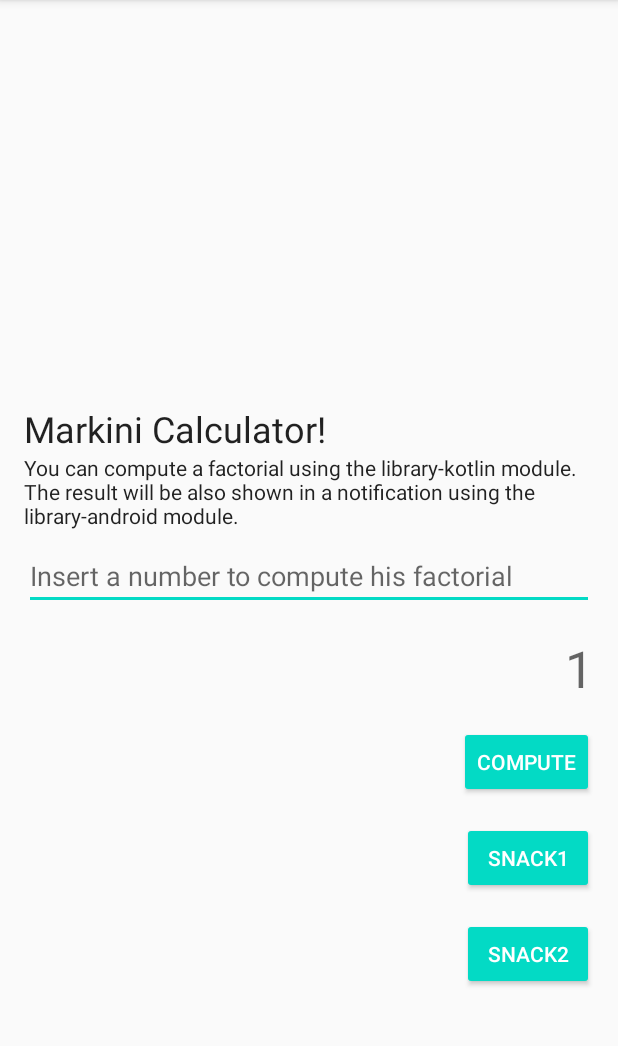
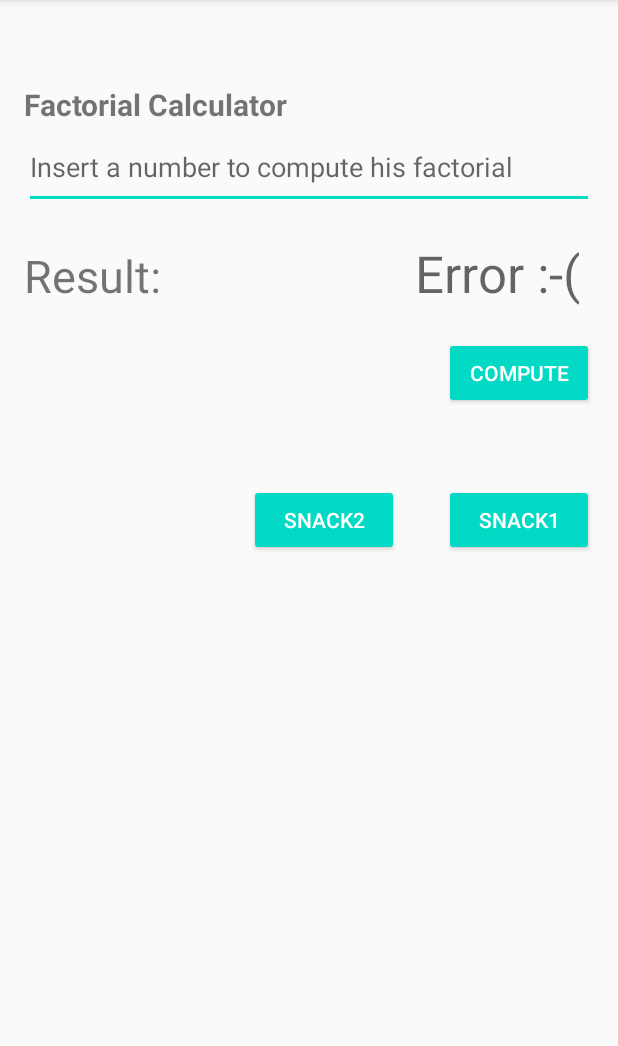
Before and after one commit to markini/Daggerino, an Android app: the screen it shows after launch (MainActivity), after a tap on "COMPUTE", on a phone screen of 412 x 824 dp, the part 84-1130 px from its top. Run offline under Robolectric (Android 15) with nearby library versions, the phone set to English and light mode, and no system bars; our stand-ins replace Dagger/Hilt's generated code, Timber; 1 statement that could not run was skipped.

Commit message:
Bind View and Presenter

```diff
--- a/app/src/main/java/at/marki/daggerino/views/calculator/CalculatorFragment.kt
+++ b/app/src/main/java/at/marki/daggerino/views/calculator/CalculatorFragment.kt
@@ -7,14 +7,12 @@ import android.view.View.VISIBLE
 import at.marki.daggerino.DaggerinoApplication
 import at.marki.daggerino.R
 import at.marki.daggerino.databinding.FragmentCalculatorBinding
-import at.marki.daggerino.library.FactorialCalculator
-import at.marki.daggerino.library.android.NotificationUtil
 import at.marki.daggerino.tools.SnackCreator1
 import at.marki.daggerino.tools.SnackCreator2
 import at.marki.daggerino.views.BaseFragment
 import javax.inject.Inject
 
-class CalculatorFragment : BaseFragment(R.layout.fragment_calculator) {
+class CalculatorFragment : BaseFragment(R.layout.fragment_calculator), CalculatorView {
 
     @Inject
     lateinit var snackCreator1: SnackCreator1
@@ -22,12 +20,8 @@ class CalculatorFragment : BaseFragment(R.layout.fragment_calculator) {
     lateinit var snackCreator2: SnackCreator2
     @Inject
     lateinit var application: DaggerinoApplication
-
-    private val notificationUtil: NotificationUtil by lazy {
-        NotificationUtil(
-            context!!
-        )
-    }
+    @Inject
+    lateinit var calculatorPresenter: CalculatorPresenter
 
     // Scoped to the lifecycle of the fragment's view (between onCreateView and onDestroyView)
     private var binding: FragmentCalculatorBinding? = null
@@ -47,17 +41,9 @@ class CalculatorFragment : BaseFragment(R.layout.fragment_calculator) {
 
         binding?.btnCompute?.setOnClickListener {
             val input = binding?.etFactorial?.text.toString()
-            val number = if (input.isBlank()) 0 else input.toInt()
-            val result = FactorialCalculator.computeFactorial(number).toString()
-
+            val result = calculatorPresenter.computeFactorial(input)
             binding?.tvResult?.text = result
             binding?.tvResult?.visibility = VISIBLE
-
-            notificationUtil.showNotification(
-                context = context!!,
-                title = getString(R.string.notification_title),
-                message = result
-            )
         }
 
         binding?.btnSnack1?.setOnClickListener { snack1Click() }
@@ -98,4 +84,8 @@ class CalculatorFragment : BaseFragment(R.layout.fragment_calculator) {
             return CalculatorFragment()
         }
     }
+
+    override fun showMessage(message: String) {
+        snackCreator1.showMessageSnackbar(view!!, "Test Message")
+    }
 }
--- a/app/src/main/java/at/marki/daggerino/views/calculator/CalculatorFragmentModule.kt
+++ b/app/src/main/java/at/marki/daggerino/views/calculator/CalculatorFragmentModule.kt
@@ -1,7 +1,10 @@
 package at.marki.daggerino.views.calculator
 
+import dagger.Binds
 import dagger.Module
 
 @Module
 abstract class CalculatorFragmentModule {
+    @Binds
+    abstract fun calculatorFragment(calculator: CalculatorFragment): CalculatorView
 }
--- /dev/null
+++ b/app/src/main/java/at/marki/daggerino/views/calculator/CalculatorPresenter.kt
@@ -0,0 +1,20 @@
+package at.marki.daggerino.views.calculator
+
+import at.marki.daggerino.DaggerinoApplication
+import at.marki.daggerino.library.FactorialCalculator
+import javax.inject.Inject
+
+class CalculatorPresenter @Inject constructor(
+    private val application: DaggerinoApplication,
+    private val callback: CalculatorView
+) {
+
+    fun computeFactorial(input: String?): String {
+        val errorString = "Error :-("
+        if (input.isNullOrBlank()) {
+            return errorString
+        }
+        val number = input.toIntOrNull() ?: return errorString
+        return FactorialCalculator.computeFactorial(number).toString()
+    }
+}
--- /dev/null
+++ b/app/src/main/java/at/marki/daggerino/views/calculator/CalculatorView.kt
@@ -0,0 +1,5 @@
+package at.marki.daggerino.views.calculator
+
+interface CalculatorView {
+    fun showMessage(message: String)
+}
--- a/app/src/main/java/at/marki/daggerino/views/main/MainActivityModule.kt
+++ b/app/src/main/java/at/marki/daggerino/views/main/MainActivityModule.kt
@@ -12,5 +12,5 @@ abstract class MainActivityModule {
 //    abstract fun bindMainActivityView(mainActivity: MainActivity?): MainActivityView?
 
     @ContributesAndroidInjector(modules = [CalculatorFragmentModule::class])
-    abstract fun calculatorFragmentInjector(): CalculatorFragment?
+    abstract fun calculatorFragmentInjector(): CalculatorFragment
 }
--- a/app/src/main/res/layout/fragment_calculator.xml
+++ b/app/src/main/res/layout/fragment_calculator.xml
@@ -1,6 +1,5 @@
 <?xml version="1.0" encoding="utf-8"?>
-<androidx.constraintlayout.widget.ConstraintLayout xmlns:android="http://schemas.android.com/apk/res/android"
-    xmlns:app="http://schemas.android.com/apk/res-auto"
+<RelativeLayout xmlns:android="http://schemas.android.com/apk/res/android"
     xmlns:tools="http://schemas.android.com/tools"
     android:layout_width="match_parent"
     android:layout_height="match_parent"
@@ -8,77 +7,81 @@
     android:padding="@dimen/doub_grid_size">
 
     <TextView
-        android:id="@+id/tv_title"
+        android:id="@+id/title"
         android:layout_width="match_parent"
         android:layout_height="wrap_content"
+        android:layout_alignParentTop="true"
+        android:layout_marginTop="40dp"
+        android:maxLines="1"
         android:text="@string/title"
-        android:textAppearance="@style/TextAppearance.AppCompat.Headline"
-        app:layout_constraintBottom_toTopOf="@id/tv_description"
-        app:layout_constraintStart_toStartOf="parent" />
-
-    <TextView
-        android:id="@+id/tv_description"
-        android:layout_width="match_parent"
-        android:layout_height="wrap_content"
-        android:layout_marginVertical="@dimen/base_grid_size"
-        android:text="@string/description"
-        android:textAppearance="@style/TextAppearance.AppCompat.Body1"
-        app:layout_constraintBottom_toTopOf="@id/et_factorial"
-        app:layout_constraintStart_toStartOf="parent" />
+        android:textSize="20sp"
+        android:textStyle="bold" />
 
     <EditText
         android:id="@+id/et_factorial"
         android:layout_width="match_parent"
-        android:layout_height="wrap_content"
+        android:layout_height="56dp"
+        android:layout_below="@id/title"
         android:hint="@string/factorial_hint"
         android:importantForAutofill="no"
-        android:inputType="number"
-        app:layout_constraintBottom_toBottomOf="parent"
-        app:layout_constraintEnd_toEndOf="parent"
-        app:layout_constraintStart_toStartOf="parent"
-        app:layout_constraintTop_toBottomOf="@id/tv_description"
-        app:layout_constraintTop_toTopOf="parent" />
+        android:inputType="number" />
 
-    <TextView
-        android:id="@+id/tv_result"
-        style="@style/TextAppearance.AppCompat.Display1"
-        android:layout_width="wrap_content"
+    <LinearLayout
+        android:id="@+id/ll_result"
+        android:layout_width="match_parent"
         android:layout_height="wrap_content"
-        android:layout_marginTop="@dimen/doub_grid_size"
-        android:visibility="gone"
-        app:layout_constraintEnd_toEndOf="parent"
-        app:layout_constraintTop_toBottomOf="@id/et_factorial"
-        tools:text="42"
-        tools:visibility="visible" />
+        android:layout_below="@id/et_factorial"
+        android:layout_marginTop="20dp"
+        android:layout_marginEnd="10dp"
+        android:orientation="horizontal">
+
+        <TextView
+            android:layout_width="wrap_content"
+            android:layout_height="wrap_content"
+            android:maxLines="1"
+            android:paddingEnd="20dp"
+            android:text="@string/result"
+            android:textSize="30sp" />
+
+        <TextView
+            android:id="@+id/tv_result"
+            style="@style/TextAppearance.AppCompat.Display1"
+            android:layout_width="match_parent"
+            android:layout_height="wrap_content"
+            android:gravity="end"
+            android:maxLines="2"
+            tools:text="42" />
+    </LinearLayout>
 
     <Button
         android:id="@+id/btn_compute"
         style="@style/Widget.AppCompat.Button.Colored"
-        android:layout_width="wrap_content"
+        android:layout_width="100dp"
         android:layout_height="wrap_content"
-        android:layout_marginTop="@dimen/doub_grid_size"
-        android:text="@string/compute"
-        app:layout_constraintEnd_toEndOf="parent"
-        app:layout_constraintTop_toBottomOf="@+id/tv_result" />
+        android:layout_below="@id/ll_result"
+        android:layout_alignParentEnd="true"
+        android:layout_marginTop="20dp"
+        android:layout_marginBottom="50dp"
+        android:gravity="center"
+        android:text="@string/compute" />
 
     <Button
         android:id="@+id/btn_snack1"
         style="@style/Widget.AppCompat.Button.Colored"
-        android:layout_width="wrap_content"
+        android:layout_width="100dp"
         android:layout_height="wrap_content"
-        android:layout_marginTop="@dimen/doub_grid_size"
-        android:text="@string/snack1"
-        app:layout_constraintEnd_toEndOf="parent"
-        app:layout_constraintTop_toBottomOf="@+id/btn_compute" />
+        android:layout_below="@id/btn_compute"
+        android:layout_alignParentEnd="true"
+        android:layout_marginStart="30dp"
+        android:text="@string/snack1" />
 
     <Button
         android:id="@+id/btn_snack2"
         style="@style/Widget.AppCompat.Button.Colored"
-        android:layout_width="wrap_content"
+        android:layout_width="100dp"
         android:layout_height="wrap_content"
-        android:layout_marginTop="@dimen/doub_grid_size"
-        android:text="@string/snack2"
-        app:layout_constraintEnd_toEndOf="parent"
-        app:layout_constraintTop_toBottomOf="@+id/btn_snack1" />
+        android:layout_below="@id/btn_compute"
+        android:layout_toStartOf="@id/btn_snack1"
+        android:text="@string/snack2" />
 
-</androidx.constraintlayout.widget.ConstraintLayout>
+</RelativeLayout>
--- a/app/src/main/res/values/strings.xml
+++ b/app/src/main/res/values/strings.xml
@@ -1,10 +1,11 @@
 <resources>
     <string name="app_name">Daggerino</string>
-    <string name="title">Markini Calculator!</string>
+    <string name="title">Factorial Calculator</string>
     <string name="description">You can compute a factorial using the library-kotlin module. The result will be also shown in a notification using the library-android module.</string>
     <string name="factorial_hint">Insert a number to compute his factorial</string>
     <string name="compute">Compute</string>
     <string name="snack1">Snack1</string>
     <string name="snack2">Snack2</string>
+    <string name="result">Result:</string>
     <string name="notification_title">The Result is:</string>
 </resources>
```
